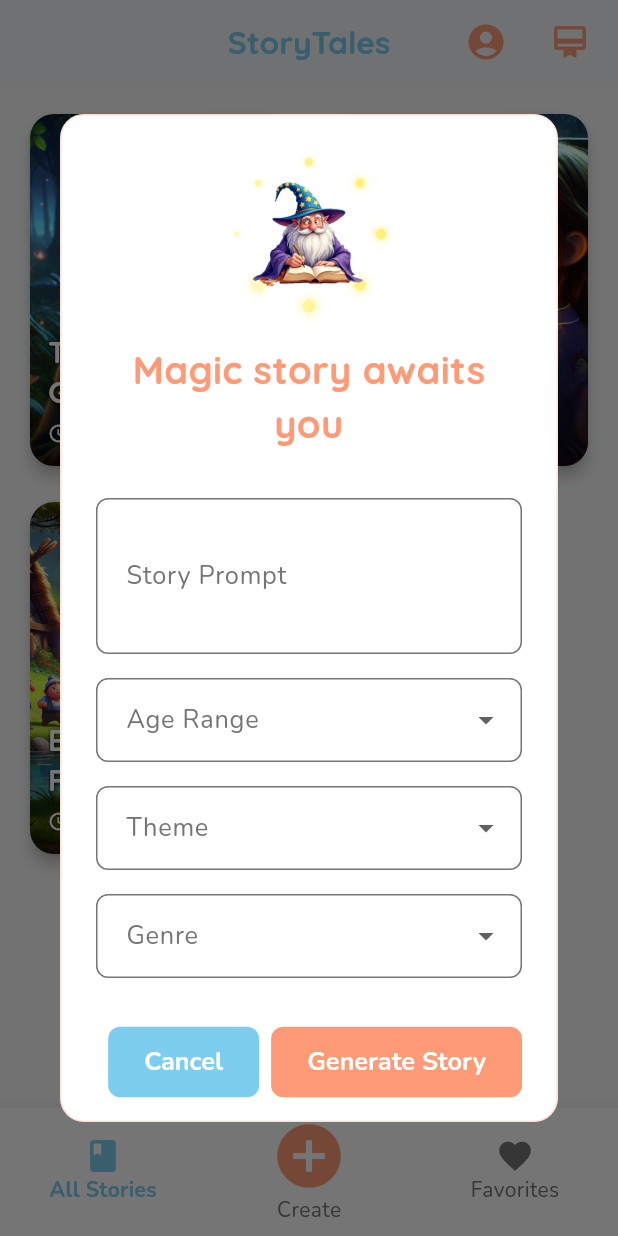
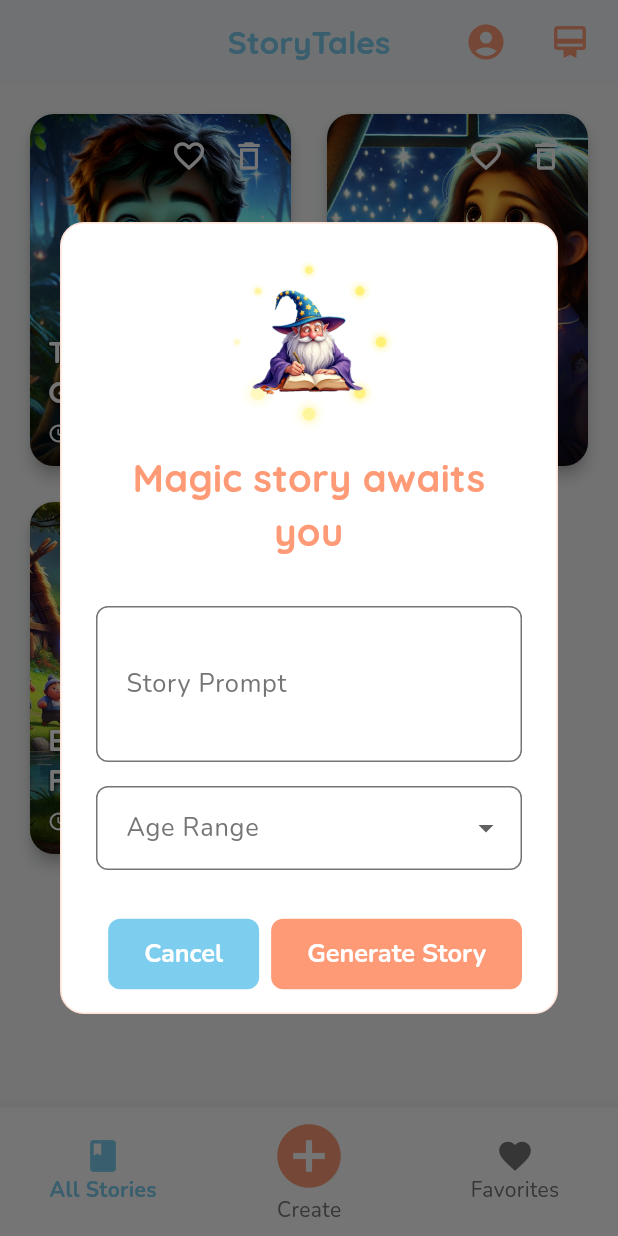
Before and after one commit to raunakkathuria/storytales-app, a Flutter app: the screen it shows after launch, item 2 of the bottom bar chosen, on a phone screen of 412 x 824 dp. Run offline on Flutter 3.47's test engine with Material 3 defaults, Android fonts, the phone set to English and light mode, and no system bars; our stand-ins replace app_links, cached_network_image, cloud_firestore, connectivity_plus, dio, equatable and 9 more; accounts and stored records are empty.

Commit message:
remove theme and genre from the story generation screen

```diff
--- a/lib/features/authentication/presentation/widgets/error_message.dart
+++ b/lib/features/authentication/presentation/widgets/error_message.dart
@@ -27,7 +27,7 @@ class ErrorMessage extends StatelessWidget {
     final widget = Container(
       padding: const EdgeInsets.symmetric(horizontal: 16, vertical: 12),
       decoration: BoxDecoration(
-        color: StoryTalesTheme.errorColor.withOpacity(0.1),
+        color: StoryTalesTheme.errorColor.withValues(alpha: 0.1),
         borderRadius: BorderRadius.circular(8),
         border: Border.all(color: StoryTalesTheme.errorColor),
       ),
--- a/lib/features/story_generation/presentation/widgets/story_creation_dialog.dart
+++ b/lib/features/story_generation/presentation/widgets/story_creation_dialog.dart
@@ -74,14 +74,10 @@ class _StoryCreationDialogState extends State<StoryCreationDialog> {
   final _formKey = GlobalKey<FormState>();
   final _promptController = TextEditingController();
   String? _selectedAgeRange;
-  String? _selectedTheme;
-  String? _selectedGenre;
   bool _isLoading = false;
   double _progress = 0.0;
 
   final List<String> _ageRanges = ['0-2 years', '3-5 years', '6-8 years', '9-12 years', '13+ years'];
-  final List<String> _themes = ['Friendship', 'Adventure', 'Family', 'Nature', 'Learning'];
-  final List<String> _genres = ['Fantasy', 'Science Fiction', 'Fairy Tale', 'Mystery', 'Everyday Life'];
 
   @override
   void dispose() {
@@ -242,82 +238,6 @@ class _StoryCreationDialogState extends State<StoryCreationDialog> {
               });
             },
           ),
-
-          const SizedBox(height: 16),
-
-          // Theme dropdown
-          DropdownButtonFormField<String>(
-            decoration: const InputDecoration(
-              labelText: 'Theme',
-              border: OutlineInputBorder(),
-              contentPadding: EdgeInsets.symmetric(horizontal: 16, vertical: 16),
-            ),
-            isExpanded: true,
-            value: _selectedTheme,
-            icon: const Icon(Icons.arrow_drop_down),
-            style: const TextStyle(
-              color: StoryTalesTheme.textColor,
-              fontSize: 16,
-              fontFamily: StoryTalesTheme.fontFamilyBody,
-            ),
-            validator: (value) => value == null ? 'Please select a theme' : null,
-            items: _themes.map<DropdownMenuItem<String>>((String theme) {
-              return DropdownMenuItem<String>(
-                value: theme,
-                child: ResponsiveText(
-                  text: theme,
-                  style: const TextStyle(
-                    fontFamily: StoryTalesTheme.fontFamilyBody,
-                    fontSize: 16,
-                    color: StoryTalesTheme.textColor,
-                  ),
-                ),
-              );
-            }).toList(),
-            onChanged: (value) {
-              setState(() {
-                _selectedTheme = value;
-              });
-            },
-          ),
-
-          const SizedBox(height: 16),
-
-          // Genre dropdown
-          DropdownButtonFormField<String>(
-            decoration: const InputDecoration(
-              labelText: 'Genre',
-              border: OutlineInputBorder(),
-              contentPadding: EdgeInsets.symmetric(horizontal: 16, vertical: 16),
-            ),
-            isExpanded: true,
-            value: _selectedGenre,
-            icon: const Icon(Icons.arrow_drop_down),
-            style: const TextStyle(
-              color: StoryTalesTheme.textColor,
-              fontSize: 16,
-              fontFamily: StoryTalesTheme.fontFamilyBody,
-            ),
-            validator: (value) => value == null ? 'Please select a genre' : null,
-            items: _genres.map<DropdownMenuItem<String>>((String genre) {
-              return DropdownMenuItem<String>(
-                value: genre,
-                child: ResponsiveText(
-                  text: genre,
-                  style: const TextStyle(
-                    fontFamily: StoryTalesTheme.fontFamilyBody,
-                    fontSize: 16,
-                    color: StoryTalesTheme.textColor,
-                  ),
-                ),
-              );
-            }).toList(),
-            onChanged: (value) {
-              setState(() {
-                _selectedGenre = value;
-              });
-            },
-          ),
         ],
       ),
     );
@@ -457,8 +377,8 @@ class _StoryCreationDialogState extends State<StoryCreationDialog> {
       GenerateStory(
         prompt: _promptController.text.trim(),
         ageRange: _selectedAgeRange,
-        theme: _selectedTheme,
-        genre: _selectedGenre,
+        theme: null,
+        genre: null,
       ),
     );
   }
```
